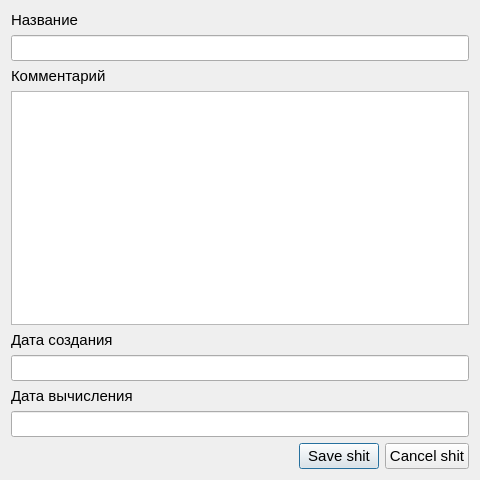
Above: editexperimentdialog.ui from astroidis/stokes-ui before the change. Below: the same form after it.
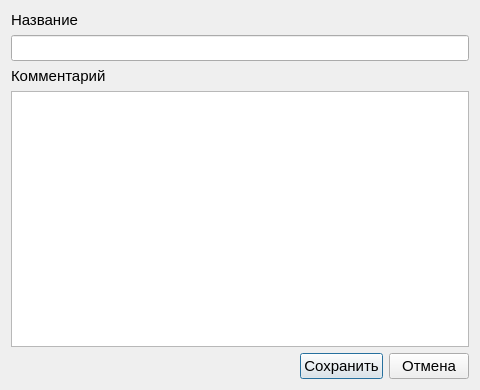
That is the form after the change.

```diff
--- a/editexperimentdialog.ui
+++ b/editexperimentdialog.ui
@@ -7,7 +7,7 @@
     <x>0</x>
     <y>0</y>
     <width>480</width>
-    <height>480</height>
+    <height>390</height>
    </rect>
   </property>
   <property name="sizePolicy">
@@ -62,54 +62,6 @@
      </property>
     </widget>
    </item>
-   <item>
-    <widget class="QLabel" name="labelCreated">
-     <property name="font">
-      <font>
-       <pointsize>11</pointsize>
-      </font>
-     </property>
-     <property name="text">
-      <string>Дата создания</string>
-     </property>
-    </widget>
-   </item>
-   <item>
-    <widget class="QLineEdit" name="editCreated">
-     <property name="font">
-      <font>
-       <pointsize>11</pointsize>
-      </font>
-     </property>
-     <property name="readOnly">
-      <bool>true</bool>
-     </property>
-    </widget>
-   </item>
-   <item>
-    <widget class="QLabel" name="labelCalculated">
-     <property name="font">
-      <font>
-       <pointsize>11</pointsize>
-      </font>
-     </property>
-     <property name="text">
-      <string>Дата вычисления</string>
-     </property>
-    </widget>
-   </item>
-   <item>
-    <widget class="QLineEdit" name="editCalculated">
-     <property name="font">
-      <font>
-       <pointsize>11</pointsize>
-      </font>
-     </property>
-     <property name="readOnly">
-      <bool>true</bool>
-     </property>
-    </widget>
-   </item>
    <item>
     <layout class="QHBoxLayout" name="horizontalLayout">
      <item>
@@ -133,7 +85,7 @@
         </font>
        </property>
        <property name="text">
-        <string>Save shit</string>
+        <string>Сохранить</string>
        </property>
       </widget>
      </item>
@@ -145,7 +97,7 @@
         </font>
        </property>
        <property name="text">
-        <string>Cancel shit</string>
+        <string>Отмена</string>
        </property>
       </widget>
      </item>
```
